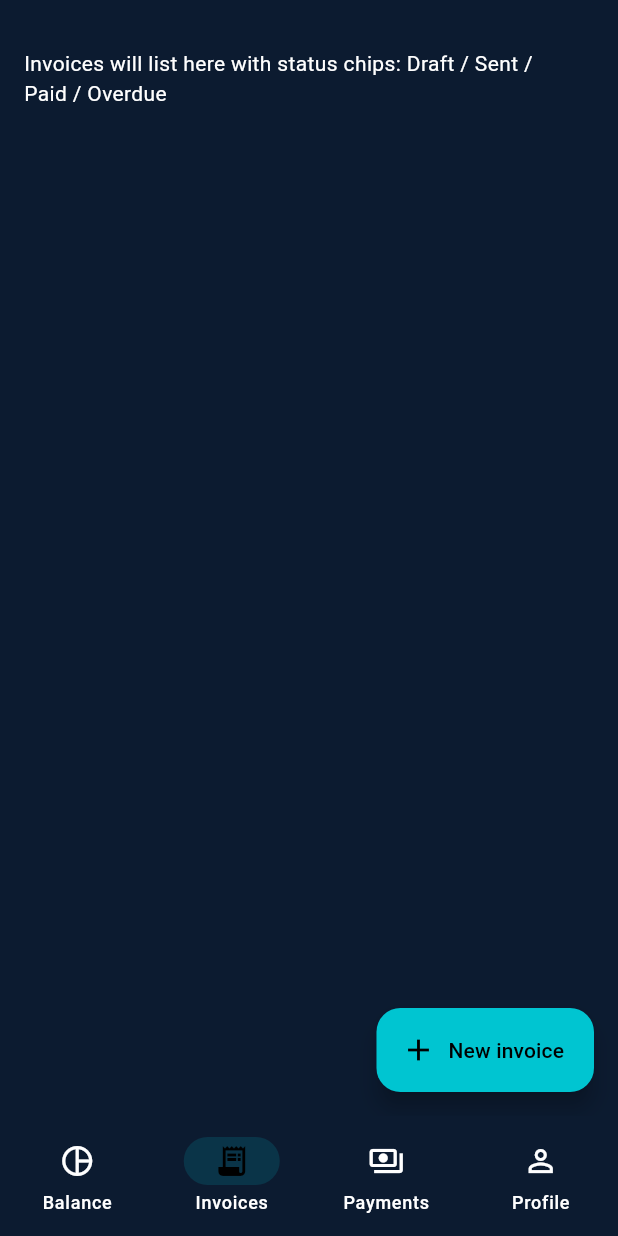
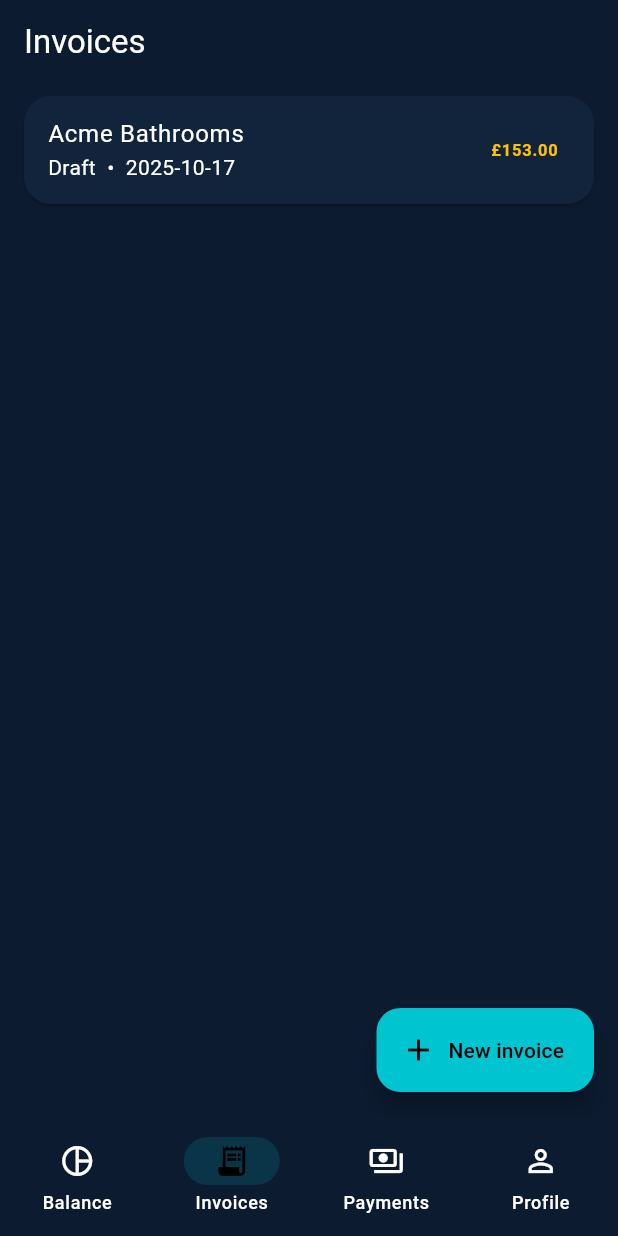
Before and after one commit to Ogoldwait91/Foreman, a Flutter app: the screen it shows after launch, item 2 of the bottom bar chosen, on a phone screen of 412 x 824 dp. Run offline on Flutter 3.47's test engine with Material 3 defaults, Android fonts, the phone set to English and light mode, and no system bars.

Commit message:
chore: fix withOpacity deprecations, clean _Hint key warning, update widget test

```diff
--- a/apps/mobile/lib/main.dart
+++ b/apps/mobile/lib/main.dart
@@ -4,6 +4,7 @@ import "src/screens/home_screen.dart";
 import "src/screens/invoices_screen.dart";
 import "src/screens/payments_screen.dart";
 import "src/screens/profile_screen.dart";
+import "src/data/app_store.dart";
 
 void main() => runApp(const ForemanApp());
 
@@ -15,6 +16,7 @@ class ForemanApp extends StatefulWidget {
 
 class _ForemanAppState extends State<ForemanApp> {
   int _index = 0;
+  final store = AppStore();
 
   final _pages = const [
     HomeScreen(),
@@ -24,7 +26,16 @@ class _ForemanAppState extends State<ForemanApp> {
   ];
 
   @override
+  void initState() {
+    super.initState();
+    store.seedIfEmpty();
+  }
+
+  @override
   Widget build(BuildContext context) {
+    return AnimatedBuilder(
+      animation: store,
+      builder: (context, _) {
         return MaterialApp(
           title: "Foreman",
           debugShowCheckedModeBanner: false,
@@ -34,7 +45,7 @@ class _ForemanAppState extends State<ForemanApp> {
             body: SafeArea(child: _pages[_index]),
             bottomNavigationBar: NavigationBar(
               backgroundColor: ForemanColors.navy,
-          indicatorColor: ForemanColors.teal.withOpacity(.15),
+              indicatorColor: ForemanColors.teal.withValues(alpha: 0.15),
               selectedIndex: _index,
               labelBehavior: NavigationDestinationLabelBehavior.alwaysShow,
               onDestinationSelected: (i) => setState(() => _index = i),
@@ -47,5 +58,7 @@ class _ForemanAppState extends State<ForemanApp> {
             ),
           ),
         );
+      },
+    );
   }
 }
--- a/apps/mobile/lib/src/screens/invoices_screen.dart
+++ b/apps/mobile/lib/src/screens/invoices_screen.dart
@@ -1,35 +1,67 @@
 import "package:flutter/material.dart";
 import "../theme.dart";
+import "../data/app_store.dart";
+import "../models/invoice.dart";
+import "../models/client.dart";
+import "../utils/utils.dart";
 import "new_invoice_screen.dart";
 
 class InvoicesScreen extends StatelessWidget {
   const InvoicesScreen({super.key});
+
+  Color _statusColor(InvoiceStatus s) {
+    switch (s) {
+      case InvoiceStatus.draft: return ForemanColors.amber;
+      case InvoiceStatus.sent: return ForemanColors.white;
+      case InvoiceStatus.paid: return ForemanColors.green;
+      case InvoiceStatus.overdue: return ForemanColors.magenta;
+    }
+  }
+
+  String _statusText(InvoiceStatus s) {
+    switch (s) {
+      case InvoiceStatus.draft: return "Draft";
+      case InvoiceStatus.sent: return "Sent";
+      case InvoiceStatus.paid: return "Paid";
+      case InvoiceStatus.overdue: return "Overdue";
+    }
+  }
+
   @override
   Widget build(BuildContext context) {
+    final store = AppStore();
     return Scaffold(
       backgroundColor: ForemanColors.navy,
-      body: ListView(
-        children: const [
-          SizedBox(height: 16),
-          _Hint("Invoices will list here with status chips: Draft / Sent / Paid / Overdue"),
-        ],
+      appBar: AppBar(
+        title: const Text("Invoices"),
+        backgroundColor: Colors.transparent,
+        surfaceTintColor: Colors.transparent,
+      ),
+      body: ListView.builder(
+        itemCount: store.invoices.length,
+        itemBuilder: (_, i) {
+          final inv = store.invoices[i];
+          final client = store.clients.firstWhere(
+            (c) => c.id == inv.clientId,
+            orElse: () => Client(id: "unknown", name: "Unknown"),
+          );
+          return Card(
+            child: ListTile(
+              title: Text(client.name),
+              subtitle: Text("${_statusText(inv.status)}  •  ${inv.issueDate.toLocal().toIso8601String().substring(0,10)}"),
+              trailing: Text(
+                money(inv.total),
+                style: TextStyle(fontWeight: FontWeight.w700, color: _statusColor(inv.status)),
+              ),
+            ),
+          );
+        },
       ),
       floatingActionButton: FloatingActionButton.extended(
-        onPressed: () {
-          Navigator.of(context).push(MaterialPageRoute(builder: (_) => const NewInvoiceScreen()));
-        },
+        onPressed: () => Navigator.of(context).push(MaterialPageRoute(builder: (_) => const NewInvoiceScreen())),
         label: const Text("New invoice"),
         icon: const Icon(Icons.add),
       ),
     );
   }
 }
-
-class _Hint extends StatelessWidget {
-  final String text; const _Hint(this.text, {super.key});
-  @override
-  Widget build(BuildContext context) => Padding(
-    padding: const EdgeInsets.all(16),
-    child: Text(text, style: const TextStyle(color: ForemanColors.white)),
-  );
-}
--- /dev/null
+++ b/apps/mobile/lib/src/utils/utils.dart
@@ -0,0 +1,6 @@
+String quickId([String prefix = "id"]) {
+  final ms = DateTime.now().millisecondsSinceEpoch;
+  return "$prefix-$ms";
+}
+
+String money(num v) => "£${v.toStringAsFixed(2)}";
--- a/apps/mobile/lib/src/widgets/balance_ring.dart
+++ b/apps/mobile/lib/src/widgets/balance_ring.dart
@@ -62,7 +62,7 @@ class _RingPainter extends CustomPainter {
     final bg = Paint()
       ..style = PaintingStyle.stroke
       ..strokeWidth = thickness
-      ..color = ForemanColors.white.withOpacity(0.10)
+      ..color = ForemanColors.white.withValues(alpha: 0.10)
       ..strokeCap = StrokeCap.round;
 
     canvas.drawCircle(center, radius, bg);
```
Also changed, not shown: apps/mobile/lib/src/data/app_store.dart (added, +67 -0 lines), apps/mobile/lib/src/screens/new_invoice_screen.dart (+17 -6 lines), 1 other file. Lines whose indentation alone changed are shown as unchanged.
